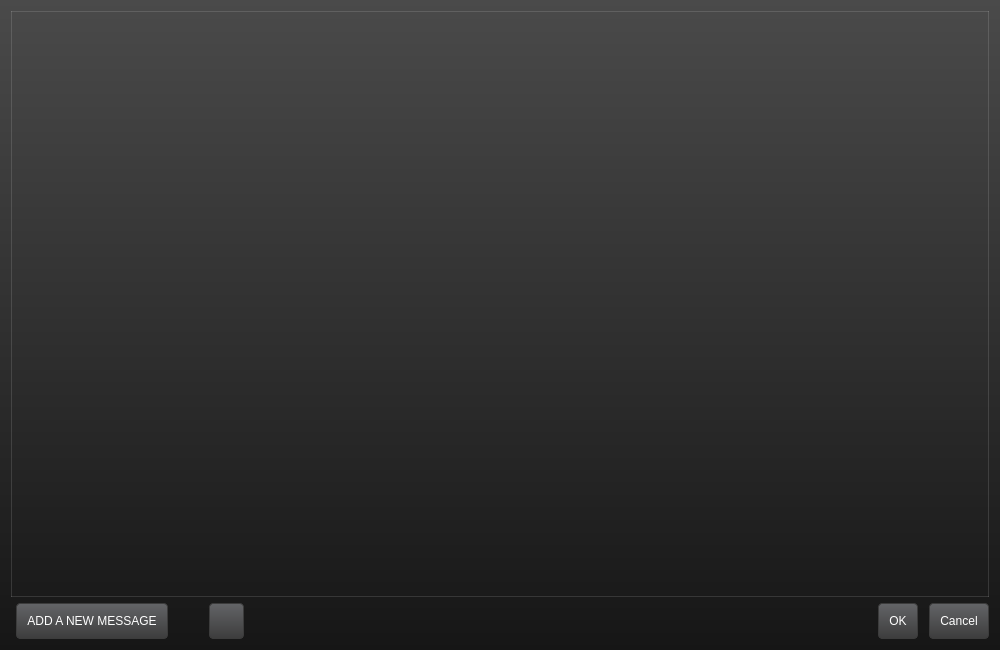
The window that extoscpatternask.ui (buzzinglight/IanniX) describes before a commit, drawn with Qt 5.
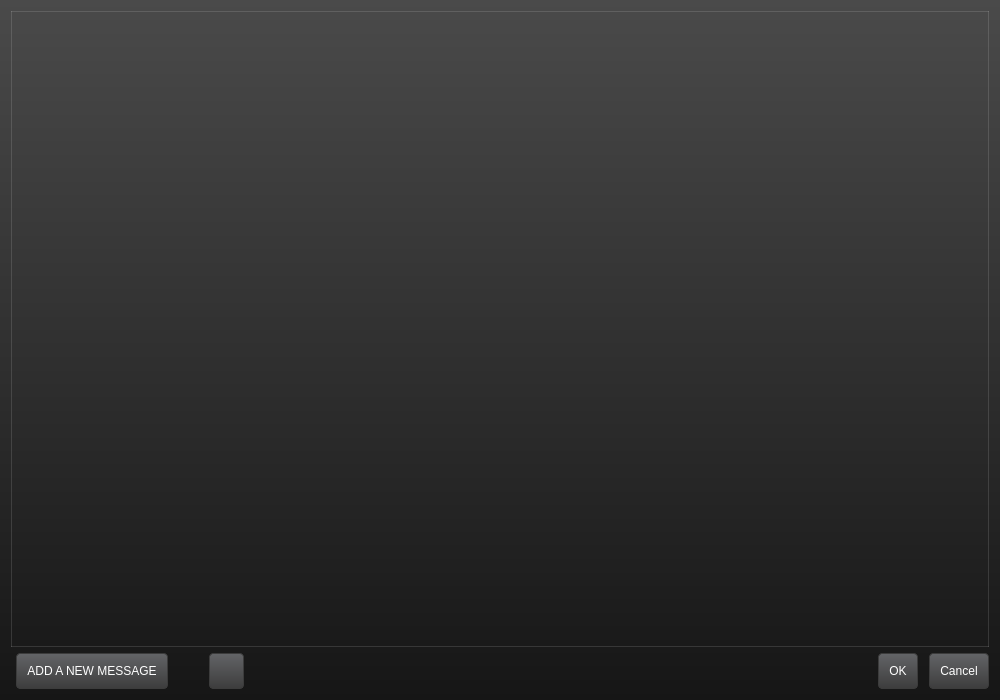
The same window after the commit. Icons and pictures are not drawn.

```diff
--- a/extoscpatternask.ui
+++ b/extoscpatternask.ui
@@ -7,7 +7,7 @@
     <x>0</x>
     <y>0</y>
     <width>1000</width>
-    <height>650</height>
+    <height>700</height>
    </rect>
   </property>
   <property name="windowTitle">
```
